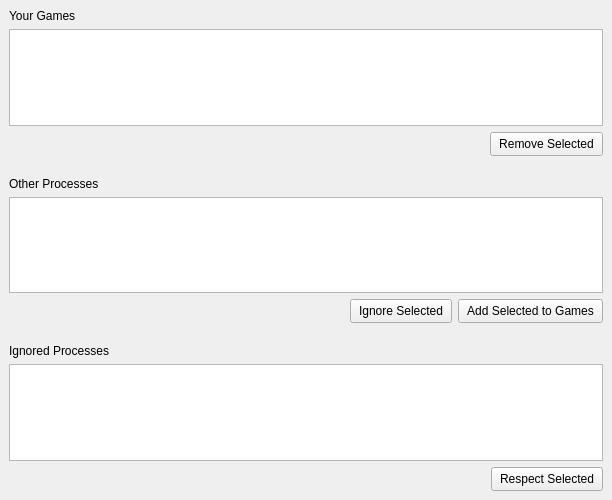
Above: qt/mainwindow.ui from L0wLauch11/gamingbacklocal before the change. Below: the same form after it.
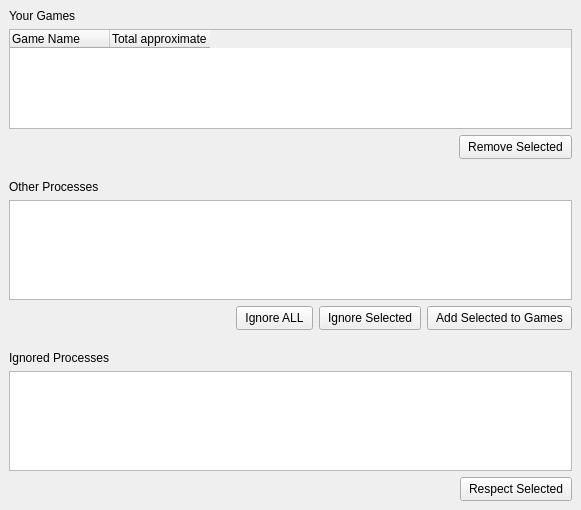
That is the form after the change.

Commit message:
feat: build ui & interactions with the lists
still need to figure out how to connect ui and daemon though, then work can continue

Diff of the .ui file:
```diff
--- a/qt/mainwindow.ui
+++ b/qt/mainwindow.ui
@@ -6,8 +6,8 @@
    <rect>
     <x>0</x>
     <y>0</y>
-    <width>612</width>
-    <height>500</height>
+    <width>581</width>
+    <height>510</height>
    </rect>
   </property>
   <property name="windowTitle">
@@ -18,8 +18,8 @@
     <rect>
      <x>10</x>
      <y>10</y>
-     <width>591</width>
-     <height>481</height>
+     <width>572</width>
+     <height>501</height>
     </rect>
    </property>
    <layout class="QVBoxLayout" name="verticalLayout">
@@ -31,7 +31,32 @@
      </widget>
     </item>
     <item>
-     <widget class="QTableView" name="tableYourGames"/>
+     <widget class="QTableWidget" name="tableYourGames">
+      <property name="horizontalScrollBarPolicy">
+       <enum>Qt::ScrollBarPolicy::ScrollBarAlwaysOff</enum>
+      </property>
+      <column>
+       <property name="text">
+        <string>Game Name</string>
+       </property>
+       <property name="font">
+        <font>
+         <bold>false</bold>
+        </font>
+       </property>
+       <property name="textAlignment">
+        <set>AlignLeading|AlignVCenter</set>
+       </property>
+      </column>
+      <column>
+       <property name="text">
+        <string>Total approximate Playtime</string>
+       </property>
+       <property name="textAlignment">
+        <set>AlignLeading|AlignVCenter</set>
+       </property>
+      </column>
+     </widget>
     </item>
     <item>
      <layout class="QHBoxLayout" name="horizontalLayout_2">
@@ -129,7 +154,38 @@
        </spacer>
       </item>
       <item>
-       <widget class="QPushButton" name="buttonRemoveFromGames_4">
+       <widget class="QPushButton" name="buttonIgnoreAll">
+        <property name="sizePolicy">
+         <sizepolicy hsizetype="Preferred" vsizetype="Preferred">
+          <horstretch>0</horstretch>
+          <verstretch>0</verstretch>
+         </sizepolicy>
+        </property>
+        <property name="sizeIncrement">
+         <size>
+          <width>0</width>
+          <height>0</height>
+         </size>
+        </property>
+        <property name="styleSheet">
+         <string notr="true">padding: 4px 8px;</string>
+        </property>
+        <property name="text">
+         <string>Ignore ALL</string>
+        </property>
+        <property name="autoDefault">
+         <bool>false</bool>
+        </property>
+        <property name="default">
+         <bool>false</bool>
+        </property>
+        <property name="flat">
+         <bool>false</bool>
+        </property>
+       </widget>
+      </item>
+      <item>
+       <widget class="QPushButton" name="buttonIgnore">
         <property name="sizePolicy">
          <sizepolicy hsizetype="Preferred" vsizetype="Preferred">
           <horstretch>0</horstretch>
```
Left out of the diff: 2 changed lines with no effect on the pictures. The commit also changes 3 other files.
